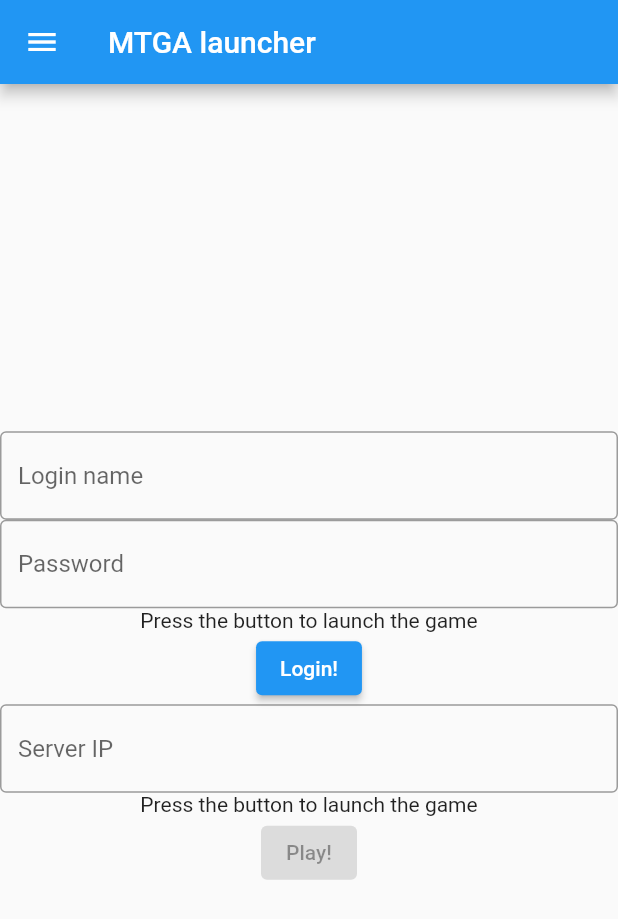
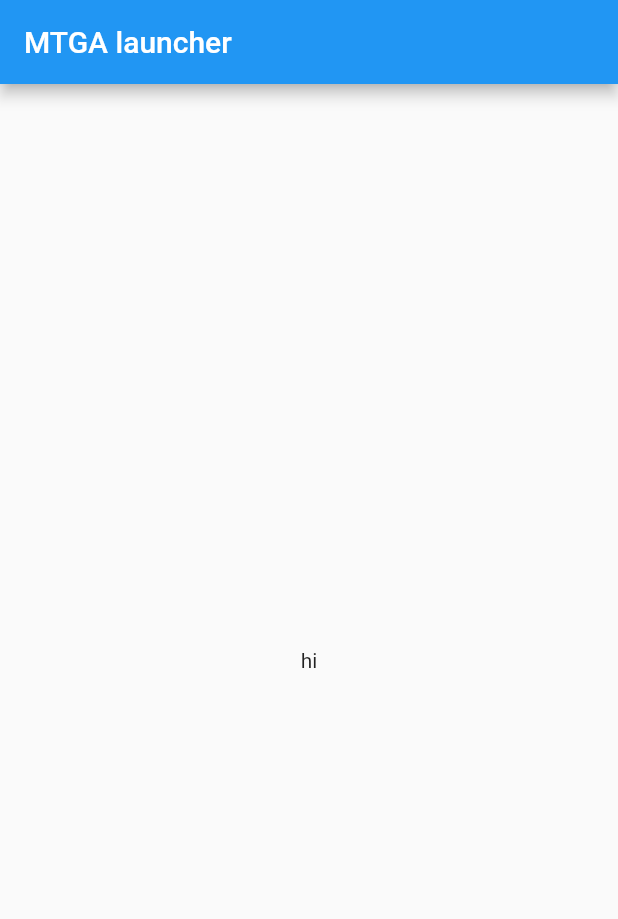
Before and after one commit to danielchim/mtga-launcher, a Flutter app: the screen it shows after launch, on a phone screen of 412 x 824 dp. Shown: the top 919 px of the screen. Run offline on Flutter 3.47's test engine with Material 2 defaults, Android fonts, the light colour scheme and no system bars; our stand-ins replace go_router, sidebarx; missing offline and left inert: dart:ffi, win32.

Commit message:
UPD: Layout rewrites

```diff
--- a/lib/main.dart
+++ b/lib/main.dart
@@ -1,6 +1,8 @@
 import 'dart:ffi';
 
 import 'package:flutter/material.dart';
+import 'package:go_router/go_router.dart';
+import 'package:sidebarx/sidebarx.dart';
 import 'dart:io';
 import 'dart:developer';
 import 'dart:convert';
@@ -11,10 +13,9 @@
 import 'screens/settings.dart';
 
 
-
 void main() {
   HttpOverrides.global = MyHttpOverrides();
-  runApp(const MyApp());
+  runApp(MyApp());
 }
 
 class MyHttpOverrides extends HttpOverrides{
@@ -26,22 +27,38 @@
 }
 
 class MyApp extends StatelessWidget {
-  const MyApp({super.key});
+  MyApp({super.key});
 
   // This widget is the root of your application.
   @override
   Widget build(BuildContext context) {
+    MaterialApp.router(
+      routerConfig: _router,
+    );
     return MaterialApp(
       title: 'Flutter Demo',
       theme: ThemeData(
         primarySwatch: Colors.blue,
       ),
       home: const MyHomePage(title: 'MTGA launcher'),
-      routes: {
-        '/settings': (context) => SettingScreen(),
-      },
     );
   }
+  final GoRouter _router = GoRouter(
+      routes: <GoRoute>[
+        GoRoute(
+          path: '/',
+          builder: (BuildContext context, GoRouterState state) {
+            return HomeScreen(title: 'demo');
+          },
+        ),
+        GoRoute(
+          path: '/settings',
+          builder: (BuildContext context, GoRouterState state) {
+            return const SettingsScreen(title: 'demo');
+          },
+        ),
+      ]
+  );
 }
 
 class MyHomePage extends StatefulWidget {
@@ -66,112 +83,17 @@
     super.dispose();
   }
 
-  void _startApp() async {
-    String executable = 'C:\\Games\\EFT-Modded\\EscapeFromTarkov.exe';
-    String args = '-bC5vLmcuaS5u={"email":"demo","password":"demo","toggle":"true","timestamp":"0"} -token=81a0cf770000000000000000 -config={"BackendUrl":"$backendUrl","Version":"live"}';
-    _isRunning = !_isRunning;
-    setState(() {
-      launchText = "The game is running!";
-    });
-    log("Game running: $_isRunning");
-    final exitCode = ShellExecute(NULL, TEXT("open"), TEXT(executable), TEXT(args), nullptr, SW_SHOWNORMAL);
-    _isRunning = !_isRunning;
-    setState(() {
-      launchText = "Press the button to launch the game";
-    });
-    log("Game running: $_isRunning");
-  }
-
-  void _login() async {
-    var demo = await auth(myController.text,myController.text);
-    log(demo.body);
-    log("Game running: ${myController.text}");
-  }
-
-
   @override
   Widget build(BuildContext context) {
     return Scaffold(
       appBar: AppBar(
         title: Text(widget.title),
       ),
-      drawer: Drawer(
-        child: ListView(
-          padding: EdgeInsets.zero,
-          children: <Widget>[
-            DrawerHeader(
-              decoration: BoxDecoration(
-                color: Colors.blue,
-              ),
-              child: Text(
-                'Drawer Header',
-                style: TextStyle(
-                  color: Colors.white,
-                  fontSize: 24,
-                ),
-              ),
-            ),
-            ListTile(
-              leading: Icon(Icons.message),
-              title: Text('Messages'),
-              onTap: (){
-                Navigator.of(context).push(
-                  MaterialPageRoute(
-                    builder: (context) =>  SettingScreen(),
-                  ),
-                );
-              },
-            ),
-            ListTile(
-              leading: Icon(Icons.account_circle),
-              title: Text('Profile'),
-            ),
-            ListTile(
-              leading: Icon(Icons.settings),
-              title: Text('Settings'),
-            ),
-          ],
-        ),
-      ),
       body: Center(
-        child: Column(
+        child: Row(
           mainAxisAlignment: MainAxisAlignment.center,
-          children: <Widget>[
-            TextField(
-              decoration: const InputDecoration(
-                border: OutlineInputBorder(),
-                hintText: 'Login name',
-              ),
-              controller: myController,
-            ),
-            TextField(
-              decoration: const InputDecoration(
-                border: OutlineInputBorder(),
-                hintText: 'Password',
-              ),
-              controller: myController,
-
-            ),
-            Text(
-              launchText,
-            ),
-            ElevatedButton(
-              onPressed: _login,
-              child: const Text("Login!"),
-            ),
-            const TextField(
-              decoration: InputDecoration(
-                border: OutlineInputBorder(),
-                hintText: 'Server IP',
-              ),
-            ),
-            Text(
-              launchText,
-            ),
-            ElevatedButton(
-              onPressed: Platform.isWindows || Platform.isLinux? _startApp : null,
-              child: const Text("Play!"),
-            )
+          children: const <Widget>[
+            Text('hi')
           ],
         ),
       ),
--- a/pubspec.yaml
+++ b/pubspec.yaml
@@ -39,6 +39,8 @@
   win32: ^3.0.0
   file_picker: ^5.2.0+1
   http: ^0.13.5
+  sidebarx: ^0.12.0
+  go_router: ^5.0.5
 
 dev_dependencies:
   flutter_test:
```
Also changed, not shown: lib/screens/home.dart (+13 -13 lines), lib/screens/settings.dart (+12 -56 lines), lib/screens/mods.dart (added), pubspec.lock.
